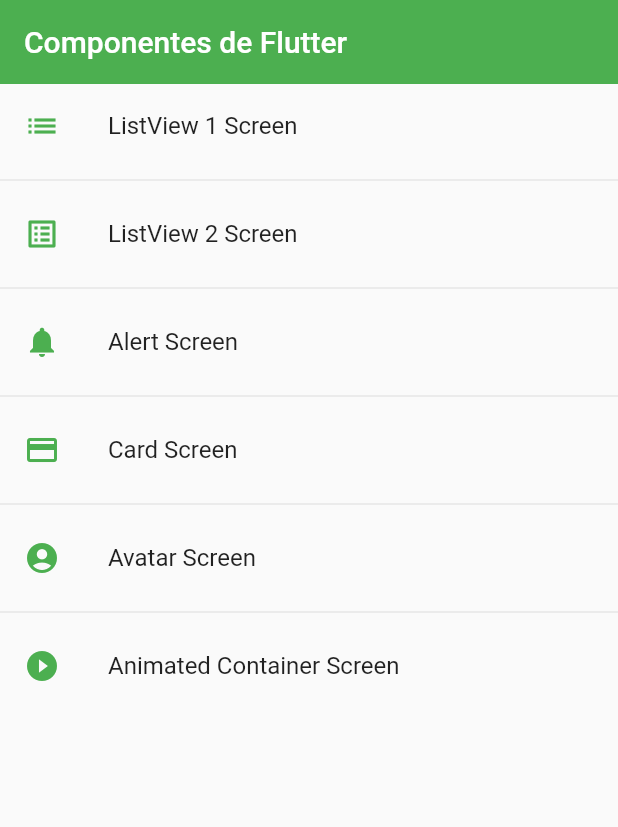
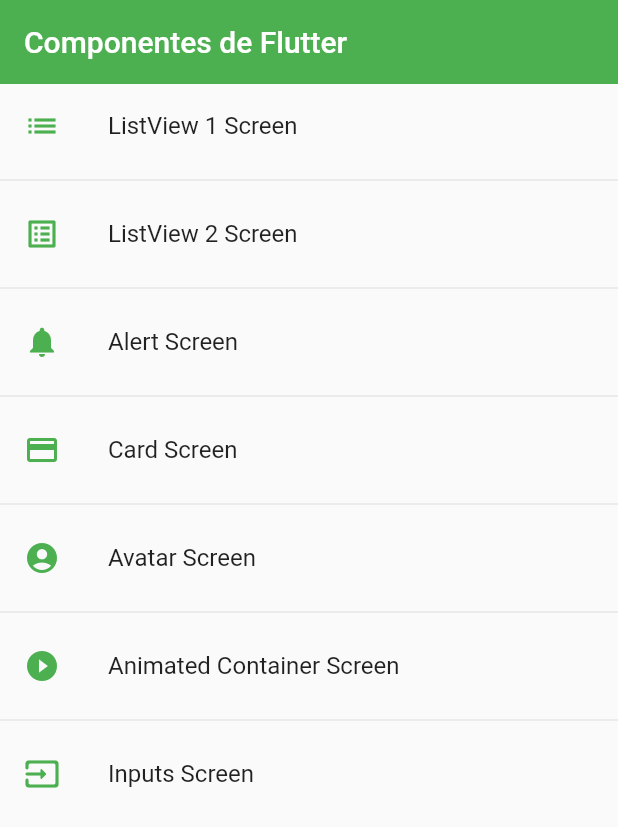
Before and after one commit to j-machuca/flutter-course, a Flutter app: the screen it shows after launch, on a phone screen of 412 x 824 dp. Shown: the top 827 px of the screen. Run offline on Flutter 3.47's test engine with Material 2 defaults, Android fonts, the phone set to English and light mode, and no system bars.

Commit message:
added inputs

```diff
--- a/lib/router/app_routes.dart
+++ b/lib/router/app_routes.dart
@@ -42,6 +42,11 @@ class AppRoutes {
         name: "Animated Container Screen",
         screen: const AnimatedScreen(),
         icon: Icons.play_circle_filled_outlined),
+    MenuOption(
+        route: 'input',
+        name: "Inputs Screen",
+        screen: const InputScreen(),
+        icon: Icons.input_rounded),
   ];
 
   // static Map<String, Widget Function(BuildContext)> routes = {
--- a/lib/screens/screens.dart
+++ b/lib/screens/screens.dart
@@ -1,7 +1,9 @@
+
 export 'package:flutter_course/screens/alert_screen.dart';
 export 'package:flutter_course/screens/animated_screen.dart';
 export 'package:flutter_course/screens/avatar_screen.dart';
 export 'package:flutter_course/screens/card_screen.dart';
 export 'package:flutter_course/screens/home_screen.dart';
+export 'package:flutter_course/screens/inputs_screen.dart';
 export 'package:flutter_course/screens/listview1_screen.dart';
 export 'package:flutter_course/screens/listview2_screen.dart';
--- a/lib/themes/app_theme.dart
+++ b/lib/themes/app_theme.dart
@@ -27,7 +27,35 @@ class AppTheme {
         shape: const StadiumBorder(),
         elevation: 0,
       ),
-      ));
+    ),
+    // Inputs
+
+    inputDecorationTheme: const InputDecorationTheme(
+      floatingLabelStyle: TextStyle(
+        color: primaryColor,
+      ),
+      enabledBorder: OutlineInputBorder(
+        borderSide: BorderSide(color: primaryColor),
+        borderRadius: BorderRadius.only(
+          bottomLeft: Radius.circular(10),
+          topRight: Radius.circular(10),
+        ),
+      ),
+      focusedBorder: OutlineInputBorder(
+        borderSide: BorderSide(color: primaryColor),
+        borderRadius: BorderRadius.only(
+          bottomLeft: Radius.circular(10),
+          topRight: Radius.circular(10),
+        ),
+      ),
+      border: OutlineInputBorder(
+        borderRadius: BorderRadius.only(
+          bottomLeft: Radius.circular(10),
+          topRight: Radius.circular(10),
+        ),
+      ),
+    ),
+  );
 
   static final ThemeData darkTheme = ThemeData.dark().copyWith(
       primaryColor: Colors.indigo,
--- a/lib/widgets/widgets.dart
+++ b/lib/widgets/widgets.dart
@@ -1,2 +1,3 @@
 export 'package:flutter_course/widgets/custom_card_type_1.dart';
 export 'package:flutter_course/widgets/custom_card_type_2.dart';
+export 'package:flutter_course/widgets/custom_input_field.dart';
```
Also changed, not shown: lib/screens/inputs_screen.dart (added, +41 -0 lines), lib/widgets/custom_input_field.dart (added, +64 -0 lines). Lines whose indentation alone changed are shown as unchanged.
